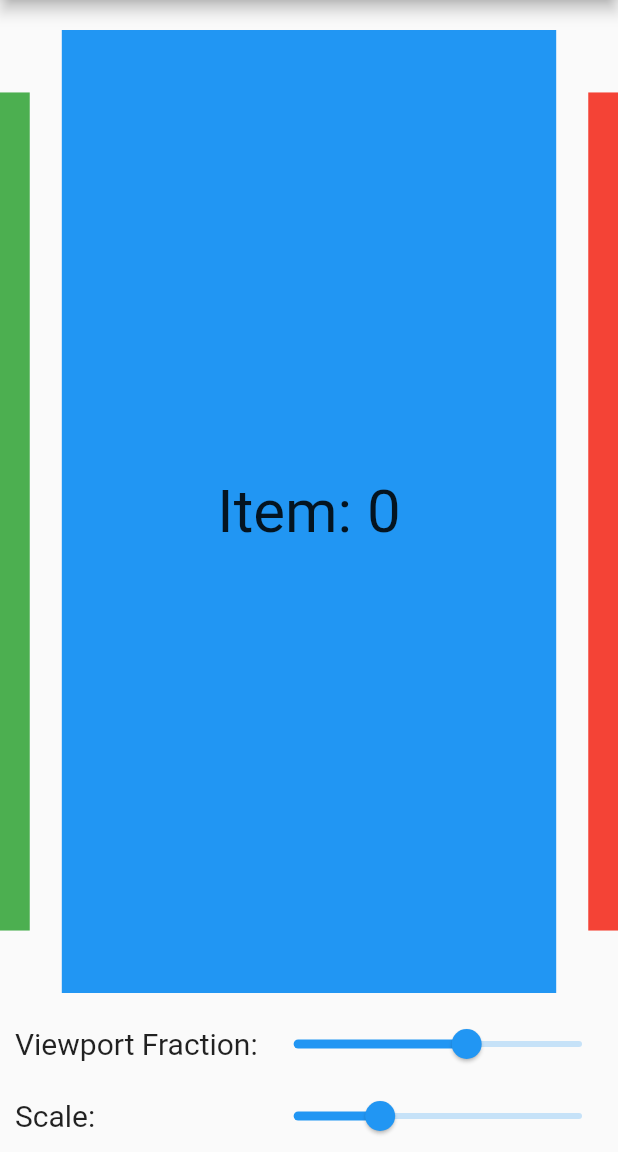
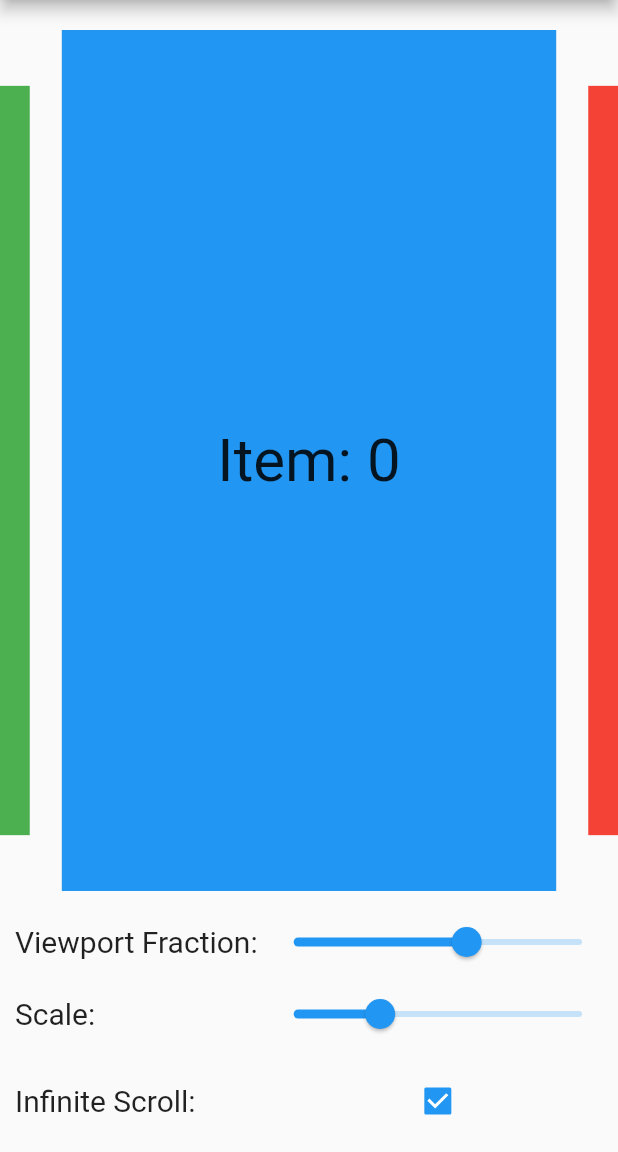
Before and after one commit to adbonnin/flutter_carousel, a Flutter app: the ScaleTransitionExample screen opened by its route, on a phone screen of 412 x 824 dp, the part 84-1236 px from its top. Run offline on Flutter 3.47's test engine with Material 2 defaults, Android fonts, the phone set to English and light mode, and no system bars.

Commit message:
:sparkles: Add an infinite scroll parameter

```diff
--- a/example/lib/examples/scale_transition_example.dart
+++ b/example/lib/examples/scale_transition_example.dart
@@ -9,8 +9,12 @@ class ScaleTransitionExample extends StatefulWidget {
 }
 
 class _ScaleTransitionExampleState extends State<ScaleTransitionExample> {
+  PageStorageKey _key = PageStorageKey(0);
   double _viewportFraction = 0.8;
   double _scale = 0.3;
+  bool _infiniteScroll = true;
+  int _currentIndex = 0;
+
   final int itemCount = 20;
 
   @override
@@ -18,6 +22,9 @@ class _ScaleTransitionExampleState extends State<ScaleTransitionExample> {
     final carouselController = new CarouselController(
       viewportFraction: _viewportFraction,
       itemCount: itemCount,
+      infiniteScroll: _infiniteScroll,
+      initialIndex: _currentIndex,
+      keepPage: false,
     );
 
     const labelStyle = TextStyle(fontSize: 20);
@@ -25,10 +32,14 @@ class _ScaleTransitionExampleState extends State<ScaleTransitionExample> {
       body: Padding(
         padding: EdgeInsets.only(top: 20, bottom: 10),
         child: Carousel.builder(
+          key: _key,
           controller: carouselController,
           itemBuilder: (context, index) => ColorItem(index),
           itemCount: itemCount,
           transitionBuilder: CarouselTransitions.scale(scale: _scale),
+          onIndexChanged: (int value) {
+            setState(() => _currentIndex = value);
+          },
         ),
       ),
       bottomNavigationBar: Padding(
@@ -67,6 +78,25 @@ class _ScaleTransitionExampleState extends State<ScaleTransitionExample> {
                 ),
               ],
             ),
+            TableRow(
+              children: [
+                TableCell(child: Text("Infinite Scroll:", style: labelStyle)),
+                TableCell(
+                  child: Padding(
+                    padding: EdgeInsets.all(10),
+                    child: Checkbox(
+                      value: _infiniteScroll,
+                      onChanged: (bool? value) {
+                        setState(() {
+                          _infiniteScroll = value ?? false;
+                          _key = PageStorageKey(DateTime.now().millisecondsSinceEpoch);
+                        });
+                      },
+                    ),
+                  ),
+                ),
+              ],
+            ),
           ],
         ),
       ),
--- a/lib/src/carousel.dart
+++ b/lib/src/carousel.dart
@@ -4,6 +4,10 @@ import 'package:adbonnin_flutter_carousel/src/carousel_transition.dart';
 const Axis _defaultScrollDirection = Axis.horizontal;
 
 const bool _defaultReverse = false;
+
+const bool _defaultInfiniteScroll = true;
+
+const int _defaultPageOffset = 10000;
 
 const bool _defaultPageSnapping = true;
 
@@ -82,18 +86,22 @@ class CarouselController {
 
   final int itemCount;
 
+  final bool infiniteScroll;
+
   final int pageOffset;
 
   final PageController pageController;
 
   CarouselController({
     required this.itemCount,
-    int initialPage = 0,
+    int initialIndex = 0,
     bool keepPage = true,
     double viewportFraction = 0.8,
-    this.pageOffset = 100000,
-  }) : pageController = PageController(
-          initialPage: pageOffset + initialPage,
+    this.infiniteScroll = _defaultInfiniteScroll,
+    int pageOffset = _defaultPageOffset,
+  }) :  pageOffset = (infiniteScroll ? pageOffset : 0),
+        pageController = PageController(
+          initialPage: (infiniteScroll ? pageOffset : 0) + initialIndex,
           keepPage: keepPage,
           viewportFraction: viewportFraction,
         );
@@ -207,6 +215,7 @@ class _CarouselState extends State<Carousel> {
         widget.onIndexChanged?.call(_effectiveController.pageToIndex(page));
       },
       itemBuilder: (context, index) => _buildAnimatedPage(context, index),
+      itemCount: _effectiveController.infiniteScroll ? null : widget.childrenDelegate.itemCount,
     );
   }
 
```
Also changed, not shown: example/pubspec.lock.
